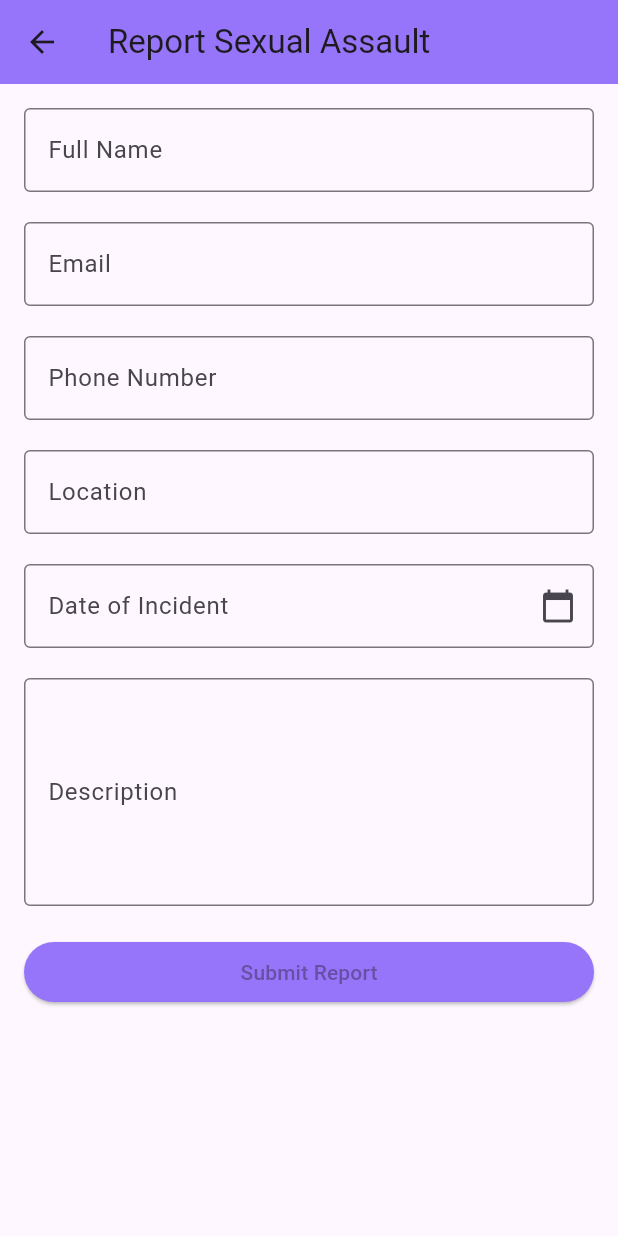
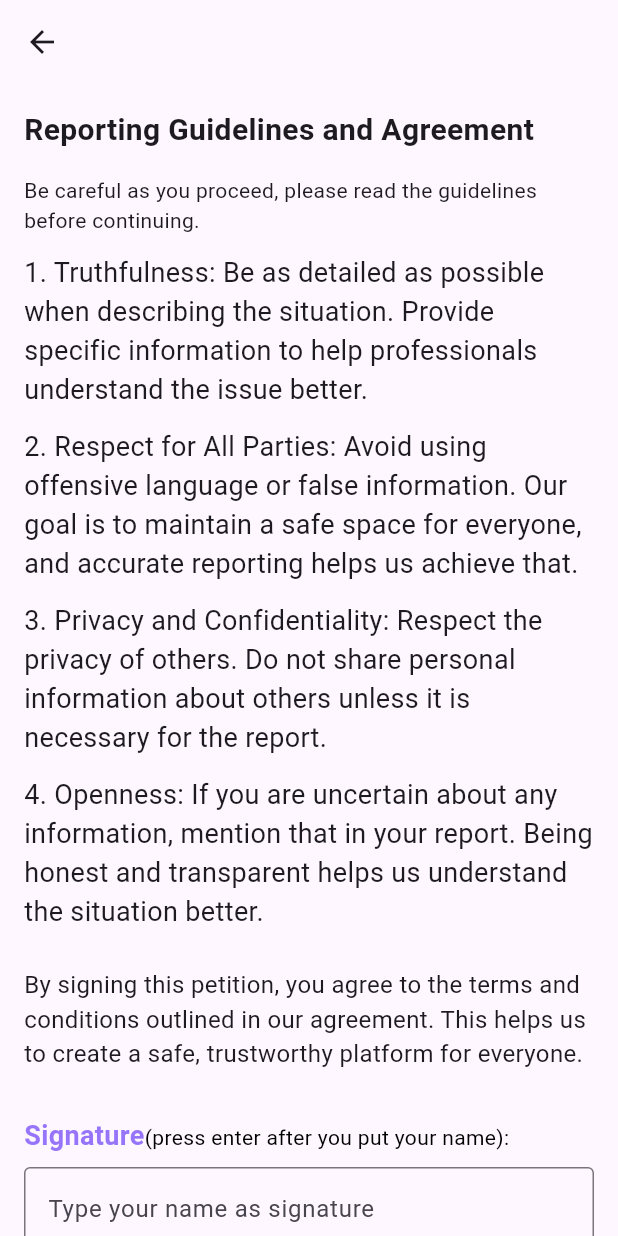
Before and after one commit to womeantech/uu, a Flutter app: the ReportPage screen opened directly, on a phone screen of 412 x 824 dp. Run offline on Flutter 3.47's test engine with Material 3 defaults, Android fonts, the phone set to English and light mode, and no system bars.

Commit message:
second commit

```diff
--- a/lib/main.dart
+++ b/lib/main.dart
@@ -872,7 +872,7 @@ class HomePage extends StatelessWidget {
           // Navigate to ReportPage
           Navigator.push(
             context,
-            MaterialPageRoute(builder: (context) => const ReportPage()),
+            MaterialPageRoute(builder: (context) => ReportPage()),
           );
         } else if (title == 'Consultancy') {
           // Navigate to ConsultancyPage
@@ -2997,223 +2997,160 @@ class PetitionPageThree extends StatelessWidget {
     );
   }
 }
-
-//report page
-class ReportPage extends StatefulWidget {
-  const ReportPage({super.key});
-
-  @override
-  _ReportPageState createState() => _ReportPageState();
-}
-
-class _ReportPageState extends State<ReportPage> {
-  final _formKey = GlobalKey<FormState>();
-
-  // Form fields
-  String? _fullName;
-  String? _email;
-  String? _phoneNumber;
-  String? _location;
-  String? _incidentDate;
-  String? _description;
-
-  // For date picker
-  final TextEditingController _dateController = TextEditingController();
-
+//report page1
+
+class ReportPage extends StatelessWidget {
   @override
   Widget build(BuildContext context) {
     return Scaffold(
       appBar: AppBar(
-        title: const Text('Report Sexual Assault'),
-        backgroundColor: const Color(0xFF9775FA),
-      ),
-      body: Padding(
-        padding: const EdgeInsets.all(16.0),
-        child: Form(
-          key: _formKey,
-          child: SingleChildScrollView(
-            child: Column(
-              children: <Widget>[
-                // Full Name
-                TextFormField(
-                  decoration: const InputDecoration(
-                    labelText: 'Full Name',
-                    border: OutlineInputBorder(),
-                  ),
-                  validator: (value) {
-                    if (value == null || value.isEmpty) {
-                      return 'Please enter your full name';
-                    }
-                    return null;
-                  },
-                  onSaved: (value) {
-                    _fullName = value;
-                  },
-                ),
-                const SizedBox(height: 20),
-
-                // Email
-                TextFormField(
-                  decoration: const InputDecoration(
-                    labelText: 'Email',
-                    border: OutlineInputBorder(),
-                  ),
-                  validator: (value) {
-                    if (value == null || value.isEmpty) {
-                      return 'Please enter your email';
-                    }
-                    if (!RegExp(r'^[^@]+@[^@]+\.[^@]+').hasMatch(value)) {
-                      return 'Please enter a valid email';
-                    }
-                    return null;
-                  },
-                  onSaved: (value) {
-                    _email = value;
-                  },
-                ),
-                const SizedBox(height: 20),
-
-                // Phone Number
-                TextFormField(
-                  decoration: const InputDecoration(
-                    labelText: 'Phone Number',
-                    border: OutlineInputBorder(),
-                  ),
-                  keyboardType: TextInputType.phone,
-                  validator: (value) {
-                    if (value == null || value.isEmpty) {
-                      return 'Please enter your phone number';
-                    }
-                    return null;
-                  },
-                  onSaved: (value) {
-                    _phoneNumber = value;
-                  },
-                ),
-                const SizedBox(height: 20),
-
-                // Location
-                TextFormField(
-                  decoration: const InputDecoration(
-                    labelText: 'Location',
-                    border: OutlineInputBorder(),
-                  ),
-                  validator: (value) {
-                    if (value == null || value.isEmpty) {
-                      return 'Please enter the location of the incident';
-                    }
-                    return null;
-                  },
-                  onSaved: (value) {
-                    _location = value;
-                  },
-                ),
-                const SizedBox(height: 20),
-
-                // Incident Date (using a date picker)
-                TextFormField(
-                  controller: _dateController,
-                  decoration: const InputDecoration(
-                    labelText: 'Date of Incident',
-                    border: OutlineInputBorder(),
-                    suffixIcon: Icon(Icons.calendar_today),
-                  ),
-                  readOnly: true,
-                  onTap: () async {
-                    DateTime? pickedDate = await showDatePicker(
-                      context: context,
-                      initialDate: DateTime.now(),
-                      firstDate: DateTime(2000),
-                      lastDate: DateTime.now(),
-                    );
-                    if (pickedDate != null) {
-                      setState(() {
-                        _dateController.text =
-                            '${pickedDate.year}/${pickedDate.month}/${pickedDate.day}';
-                        _incidentDate = _dateController.text;
-                      });
-                    }
-                  },
-                  validator: (value) {
-                    if (value == null || value.isEmpty) {
-                      return 'Please select the date of the incident';
-                    }
-                    return null;
-                  },
-                ),
-                const SizedBox(height: 20),
-
-                // Description
-                TextFormField(
-                  decoration: const InputDecoration(
-                    labelText: 'Description',
-                    border: OutlineInputBorder(),
-                  ),
-                  maxLines: 5,
-                  validator: (value) {
-                    if (value == null || value.isEmpty) {
-                      return 'Please provide details of the incident';
-                    }
-                    return null;
-                  },
-                  onSaved: (value) {
-                    _description = value;
-                  },
-                ),
-                const SizedBox(height: 20),
-
-                // Submit Button
-                SizedBox(
-                  width: double.infinity,
-                  child: ElevatedButton(
-                    onPressed: _submitForm,
-                    style: ElevatedButton.styleFrom(
-                      backgroundColor: const Color(0xFF9775FA),
-                    ),
-                    child: const Text('Submit Report'),
-                  ),
-                ),
-              ],
-            ),
+        title: const Text(''),
+      ),
+      body: const SingleChildScrollView( // Wrap the body in SingleChildScrollView
+        child: Padding(
+          padding: EdgeInsets.all(16.0),
+          child: Column(
+            crossAxisAlignment: CrossAxisAlignment.start,
+            children: [
+              // Main introductory paragraph
+              Text(
+                'Reporting Guidelines and Agreement',
+                style: TextStyle(fontSize: 20, fontWeight: FontWeight.bold),
+              ),
+              SizedBox(height: 16), // Spacing between paragraphs
+              // Intro to the rules
+              Text(
+                'Be careful as you proceed, please read the guidelines before continuing.',
+                style: TextStyle(fontSize: 14),
+              ),
+              SizedBox(height: 12),
+              // First guideline
+              Text(
+                '1. Truthfulness: Be as detailed as possible when describing the situation. Provide specific information to help professionals understand the issue better.',
+                style: TextStyle(fontSize: 18),
+              ),
+              SizedBox(height: 12),
+              // Second guideline
+              Text(
+                '2. Respect for All Parties: Avoid using offensive language or false information. Our goal is to maintain a safe space for everyone, and accurate reporting helps us achieve that.',
+                style: TextStyle(fontSize: 18),
+              ),
+              SizedBox(height: 12),
+              // Third guideline
+              Text(
+                '3. Privacy and Confidentiality: Respect the privacy of others. Do not share personal information about others unless it is necessary for the report.',
+                style: TextStyle(fontSize: 18),
+              ),
+              SizedBox(height: 12),
+              // Additional guidelines
+              Text(
+                '4. Openness: If you are uncertain about any information, mention that in your report. Being honest and transparent helps us understand the situation better.',
+                style: TextStyle(fontSize: 18),
+              ),
+              SizedBox(height: 24),
+              // Final paragraph
+              Text(
+                'By signing this petition, you agree to the terms and conditions outlined in our agreement. This helps us to create a safe, trustworthy platform for everyone.',
+                style: TextStyle(fontSize: 16),
+              ),
+              SizedBox(height: 30), // Space before signature
+
+              // Signature input field
+              Text.rich(
+                TextSpan(
+                  text: 'Signature', // Signature part, bold, purple, and bigger size
+                  style: TextStyle(
+                    fontSize: 18,
+                    fontWeight: FontWeight.bold,
+                    color: Color(0xFF9775FA), // Use your custom purple color
+                  ),
+                  children: <TextSpan>[
+                    TextSpan(
+                      text: '(press enter after you put your name):', // Smaller and regular text
+                      style: TextStyle(
+                        fontSize: 14, // Smaller font size
+                        fontWeight: FontWeight.normal, // Normal font weight
+                        color: Colors.black, // Set color to black for the rest of the text
+                      ),
+                    ),
+                  ],
+                ),
+              ),
+              SizedBox(height: 8),
+              SignatureInput(),
+            ],
           ),
         ),
       ),
     );
   }
-
-  void _submitForm() {
-    if (_formKey.currentState!.validate()) {
-      _formKey.currentState!.save();
-
-      // For now, show a dialog with the form data
-      showDialog(
-        context: context,
-        builder: (BuildContext context) {
-          return AlertDialog(
-            title: const Text('Report Submitted'),
-            content: SingleChildScrollView(
-              child: ListBody(
-                children: <Widget>[
-                  Text('Full Name: $_fullName'),
-                  Text('Email: $_email'),
-                  Text('Phone: $_phoneNumber'),
-                  Text('Location: $_location'),
-                  Text('Date of Incident: $_incidentDate'),
-                  Text('Description: $_description'),
-                ],
-              ),
+}
+
+class SignatureInput extends StatefulWidget {
+  const SignatureInput({Key? key}) : super(key: key);
+
+  @override
+  _SignatureInputState createState() => _SignatureInputState();
+}
+
+class _SignatureInputState extends State<SignatureInput> {
+  final TextEditingController _controller = TextEditingController();
+  final FocusNode _focusNode = FocusNode();
+  String errorMessage = ""; // Variable to store error message
+
+  @override
+  Widget build(BuildContext context) {
+    return Column(
+      crossAxisAlignment: CrossAxisAlignment.start,
+      children: [
+        // Show error message if signature is empty
+        if (errorMessage.isNotEmpty)
+          Padding(
+            padding: const EdgeInsets.only(bottom: 8.0),
+            child: Text(
+              errorMessage,
+              style: TextStyle(color: Colors.red, fontSize: 14),
             ),
-            actions: <Widget>[
-              TextButton(
-                child: const Text('OK'),
-                onPressed: () {
-                  Navigator.of(context).pop();
-                },
-              ),
-            ],
-          );
-        },
-      );
-    }
+          ),
+
+        // TextField for signature
+        TextField(
+          controller: _controller,
+          focusNode: _focusNode,
+          decoration: InputDecoration(
+            hintText: 'Type your name as signature',
+            border: OutlineInputBorder(),
+          ),
+          onSubmitted: (String value) {
+            if (value.isEmpty) {
+              // If the signature is empty, show the error message
+              setState(() {
+                errorMessage = "Please enter your signature.";
+              });
+            } else {
+              // If signature is not empty, navigate to the next page
+              Navigator.push(
+                context,
+                MaterialPageRoute(builder: (context) => NextPage()),
+              );
+            }
+          },
+        ),
+      ],
+    );
   }
 }
+
+class NextPage extends StatelessWidget {
+  @override
+  Widget build(BuildContext context) {
+    return Scaffold(
+      appBar: AppBar(
+        title: Text('Next Page'),
+      ),
+      body: Center(
+        child: Text('You have successfully signed and moved to the next page!'),
+      ),
+    );
+  }
+}
```
Also changed, not shown: 1 other file.
